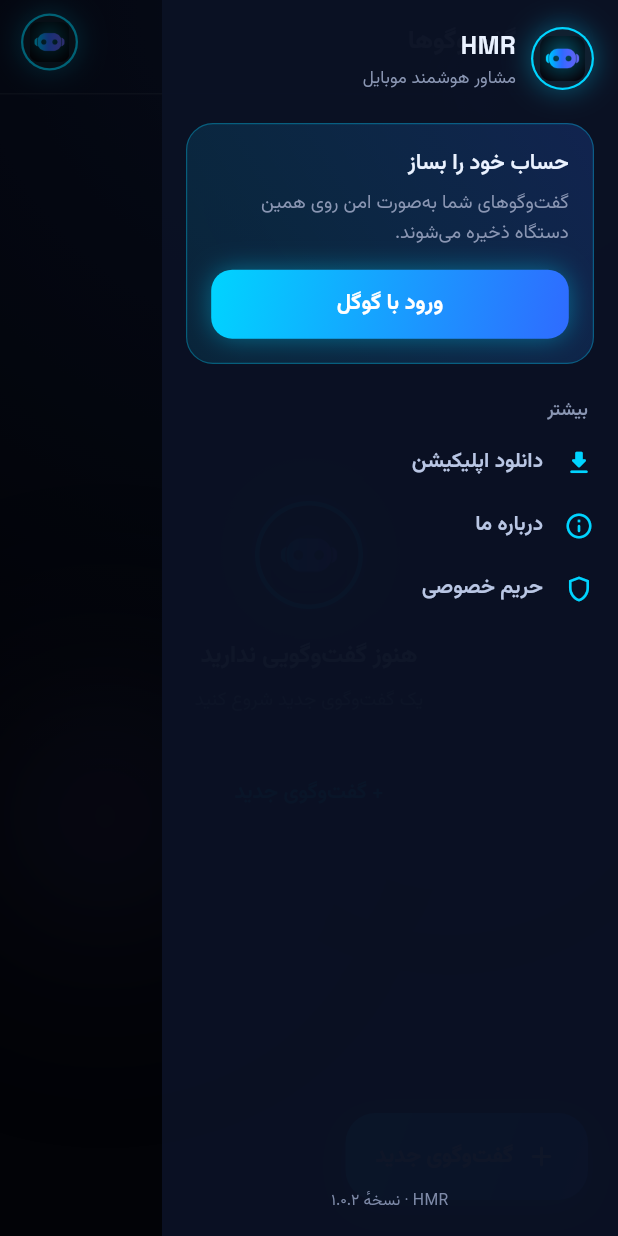
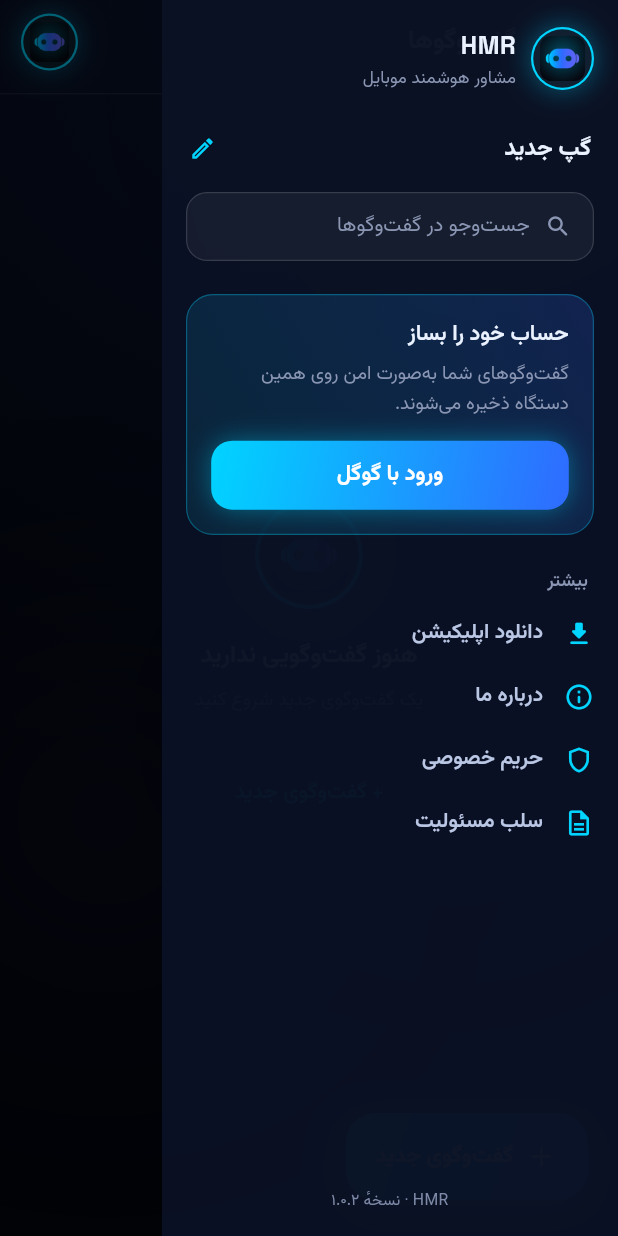
Before and after one commit to wikigoo/HMR-Flutter, a Flutter app: the ConversationsScreen screen opened directly, after a tap on the "menu" icon, on a phone screen of 412 x 824 dp. Run offline on Flutter 3.47's test engine with Material 3 defaults, Android fonts, the phone set to English and light mode, and no system bars; our stand-ins replace connectivity_plus, flutter_markdown_plus, google_sign_in, sentry_flutter, shared_preferences, sqflite and 1 more; accounts and stored records are empty.

Commit message:
feat(ui): align app with Claude Design system ui_kits/app (#28)
* feat(ui): cyber-glassmorphism refinement; drop linux/macos targets

Carries the previously uncommitted work into history before the design-system
alignment starts, so the two are reviewable separately:

- deeper ambient background, refined glass borders and composer focus glow
- AI prose line-height raised to 1.85 for long Persian technical answers
- user bubble tail/radius refinement; larger hero
- removed unused intl dep and dart:ui import
- deleted linux/ and macos/ runners (not target platforms)

flutter analyze: no issues found.

Co-Authored-By: Claude Opus 4.8 <noreply@anthropic.com>

* feat(ui): align app with Claude Design system ui_kits/app

Implements the design bundle's three-screen kit against the existing screens.
Most of it was already built, so this closes the real gaps:

- welcome_screen.dart (new): the kit's "Login" panel — HMR orb, Google pill with
  the four-colour mark drawn as paths (no external asset, matching the kit), and
  a guest pill. Shown once via a SharedPreferences flag in main.dart's _FirstRun.
- sidebar: adds the "گپ جدید" row and the search field, wired to the
  ConversationsProvider.search() that already existed but had no UI, plus the
  missing "سلب مسئولیت" tile.

Deliberately NOT taken from the design, because CLAUDE.md invariants outrank the
prototype — the prototype does not contradict them, it just does not cover them:

- kept Vazirmatn; the kit's index.html forces Rubik on #root (invariant 1)
- kept PriceDisclaimer, absent from the kit's chat screen (invariant 4)
- kept the five pillar tiles, which the kit's seeded chat never shows (invariant 3)

The welcome panel is not an auth gate: login is optional in HMR, so both buttons
enter the app and a failed Google sign-in falls through to guest rather than
trapping the user — which matters right now, since Android sign-in fails until
the new SHA-1 is registered on the OAuth client.

flutter analyze: no issues. flutter test: 7/7 pass, including a new
welcome_screen_test that pumps the panel at 360x640 to catch overflow.

Co-Authored-By: Claude Opus 4.8 <noreply@anthropic.com>

---------

Co-authored-by: Claude Opus 4.8 <noreply@anthropic.com>

```diff
--- a/lib/l10n/app_strings.dart
+++ b/lib/l10n/app_strings.dart
@@ -29,6 +29,13 @@ abstract final class AppStrings {
   static const String signInWithGoogle = 'ورود با گوگل';
   static const String signOut = 'خروج از حساب';
 
+  // ── Welcome screen (skippable, first launch only) ────────────────────────
+  static const String welcomePanelBody =
+      'مشاور هوشمند سخت‌افزار موبایل شما.\n'
+      'برای شروع وارد شو یا به‌عنوان مهمان ادامه بده.';
+  static const String continueAsGuest = 'ورود به عنوان مهمان';
+  static const String welcomeTerms = 'با ادامه، قوانین و حریم خصوصی HMR را می‌پذیری.';
+
   // ── Delete-conversation dialog ───────────────────────────────────────────
   static const String deleteConversationTitle = 'حذف گفت‌وگو';
   static const String deleteConversationBody = 'این گفت‌وگو برای همیشه حذف می‌شود.';
@@ -56,6 +63,7 @@ abstract final class AppStrings {
 
   // ── Sidebar / drawer ─────────────────────────────────────────────────────
   static const String newChat = 'گفتگوی جدید';
+  static const String newChatShort = 'گپ جدید';
   static const String chatHistory = 'تاریخچه گفتگو';
   static const String searchHint = 'جست‌وجو در گفت‌وگوها';
   static const String emptyHistorySidebar =
--- a/lib/screens/conversations_screen.dart
+++ b/lib/screens/conversations_screen.dart
@@ -90,7 +90,11 @@ class _ConversationsScreenState extends State<ConversationsScreen> {
     final double bottomSafe = MediaQuery.of(context).padding.bottom;
     return Scaffold(
       backgroundColor: AppTheme.navy950,
-      drawer: const _Sidebar(),
+      drawer: _Sidebar(
+        onNewChat: _newConversation,
+        onSearch: (String q) =>
+            context.read<ConversationsProvider>().search(q),
+      ),
       body: Stack(
         children: <Widget>[
           const HmrBackground(),
@@ -401,9 +405,103 @@ class _EmptyConversations extends StatelessWidget {
 // ⚠️ USER ACTION REQUIRED: replace with the live privacy-policy URL before release.
 const String _kPrivacyPolicyUrl = 'https://hmrbot.com/privacy';
 const String _kDownloadUrl = 'https://hmrbot.com/download';
+const String _kDisclaimerUrl = 'https://hmrbot.com/disclaimer';
+
+/// Sidebar "new chat" row — icon trailing, label leading (RTL).
+class _SidebarNewChat extends StatelessWidget {
+  const _SidebarNewChat({required this.onTap});
+
+  final VoidCallback onTap;
+
+  @override
+  Widget build(BuildContext context) {
+    return Semantics(
+      button: true,
+      child: GestureDetector(
+        onTap: onTap,
+        behavior: HitTestBehavior.opaque,
+        child: const Padding(
+          padding: EdgeInsets.symmetric(vertical: 4, horizontal: 2),
+          child: Row(
+            children: <Widget>[
+              Expanded(
+                child: Text(
+                  AppStrings.newChatShort,
+                  textAlign: TextAlign.right,
+                  style: TextStyle(
+                    fontFamily: AppTheme.fontFa,
+                    fontSize: 15.5,
+                    fontWeight: FontWeight.w700,
+                    color: AppTheme.textPrimary,
+                  ),
+                ),
+              ),
+              SizedBox(width: 12),
+              Icon(Icons.edit_outlined, size: 18, color: AppTheme.cyan),
+            ],
+          ),
+        ),
+      ),
+    );
+  }
+}
+
+/// Sidebar search field — filters the conversations list behind the drawer.
+class _SidebarSearch extends StatelessWidget {
+  const _SidebarSearch({required this.onChanged});
+
+  final ValueChanged<String> onChanged;
+
+  @override
+  Widget build(BuildContext context) {
+    return Container(
+      height: 46,
+      padding: const EdgeInsets.symmetric(horizontal: 14),
+      decoration: BoxDecoration(
+        color: AppTheme.inputFill,
+        borderRadius: BorderRadius.circular(14),
+        border: Border.all(color: AppTheme.inputBorder, width: 0.8),
+      ),
+      child: Row(
+        children: <Widget>[
+          const Icon(Icons.search_rounded, size: 18, color: AppTheme.textSecondary),
+          const SizedBox(width: 10),
+          Expanded(
+            child: TextField(
+              onChanged: onChanged,
+              textAlign: TextAlign.right,
+              textInputAction: TextInputAction.search,
+              style: const TextStyle(
+                fontFamily: AppTheme.fontFa,
+                fontSize: 13.5,
+                color: AppTheme.textBody,
+              ),
+              decoration: const InputDecoration(
+                isDense: true,
+                border: InputBorder.none,
+                hintText: AppStrings.searchHint,
+                hintStyle: TextStyle(
+                  fontFamily: AppTheme.fontFa,
+                  fontSize: 13.5,
+                  color: AppTheme.textSecondary,
+                ),
+              ),
+            ),
+          ),
+        ],
+      ),
+    );
+  }
+}
 
 class _Sidebar extends StatelessWidget {
-  const _Sidebar();
+  const _Sidebar({required this.onNewChat, required this.onSearch});
+
+  /// Starts a new conversation — same entry point as the list screen's FAB.
+  final VoidCallback onNewChat;
+
+  /// Live query for the conversations list behind the drawer.
+  final ValueChanged<String> onSearch;
 
   @override
   Widget build(BuildContext context) {
@@ -432,6 +530,15 @@ class _Sidebar extends StatelessWidget {
                   ),
                 ],
               ),
+              const SizedBox(height: 24),
+              _SidebarNewChat(
+                onTap: () {
+                  Navigator.pop(context);
+                  onNewChat();
+                },
+              ),
+              const SizedBox(height: 14),
+              _SidebarSearch(onChanged: onSearch),
               const SizedBox(height: 22),
               _AccountCard(auth: auth),
               const SizedBox(height: 22),
@@ -465,6 +572,17 @@ class _Sidebar extends StatelessWidget {
                   Navigator.pop(context);
                   await launchUrl(
                     Uri.parse(_kPrivacyPolicyUrl),
+                    mode: LaunchMode.externalApplication,
+                  );
+                },
+              ),
+              _DrawerTile(
+                icon: Icons.description_outlined,
+                label: AppStrings.disclaimer,
+                onTap: () async {
+                  Navigator.pop(context);
+                  await launchUrl(
+                    Uri.parse(_kDisclaimerUrl),
                     mode: LaunchMode.externalApplication,
                   );
                 },
--- /dev/null
+++ b/lib/screens/welcome_screen.dart
@@ -0,0 +1,260 @@
+import 'package:flutter/material.dart';
+import 'package:provider/provider.dart';
+
+import '../l10n/app_strings.dart';
+import '../providers/auth_provider.dart';
+import '../theme/app_theme.dart';
+import '../widgets/hmr_avatar.dart';
+import '../widgets/hmr_background.dart';
+
+/// First-launch welcome panel — the design system's "Login" screen.
+///
+/// Deliberately **not** an auth gate. Login is optional in HMR (chat works
+/// anonymously), so this screen is shown once, both buttons lead into the app,
+/// and a failed Google sign-in still continues as a guest rather than trapping
+/// the user behind a door that will not open.
+class WelcomeScreen extends StatelessWidget {
+  const WelcomeScreen({super.key, required this.onDone});
+
+  /// Called once the user has chosen a path — signed in, or continuing as guest.
+  final VoidCallback onDone;
+
+  Future<void> _google(BuildContext context) async {
+    final AuthProvider auth = context.read<AuthProvider>();
+    await auth.signInWithGoogle();
+    // Success or failure, the user still gets in — sign-in is optional and a
+    // hard failure here must never be a dead end.
+    onDone();
+  }
+
+  @override
+  Widget build(BuildContext context) {
+    final bool busy = context.watch<AuthProvider>().isLoading;
+    return Scaffold(
+      backgroundColor: Colors.transparent,
+      body: Stack(
+        children: <Widget>[
+          const HmrBackground(),
+          SafeArea(
+            child: Center(
+              child: SingleChildScrollView(
+                padding: const EdgeInsets.symmetric(horizontal: 20, vertical: 32),
+                child: ConstrainedBox(
+                  constraints: const BoxConstraints(maxWidth: 340),
+                  child: Container(
+                    padding: const EdgeInsets.fromLTRB(26, 34, 26, 26),
+                    decoration: BoxDecoration(
+                      color: AppTheme.glassFill,
+                      borderRadius: BorderRadius.circular(28),
+                      border: Border.all(color: AppTheme.glassBorder, width: 0.8),
+                      boxShadow: const <BoxShadow>[
+                        BoxShadow(
+                          color: Color(0x59000000),
+                          blurRadius: 40,
+                          offset: Offset(0, 18),
+                        ),
+                      ],
+                    ),
+                    child: Column(
+                      mainAxisSize: MainAxisSize.min,
+                      children: <Widget>[
+                        const HmrAvatar(size: 88),
+                        const SizedBox(height: 22),
+                        const Text('HMR', style: AppTheme.display),
+                        const SizedBox(height: 10),
+                        const Text(
+                          AppStrings.welcomePanelBody,
+                          textAlign: TextAlign.center,
+                          style: AppTheme.welcomeBody,
+                        ),
+                        const SizedBox(height: 28),
+                        _GoogleButton(
+                          busy: busy,
+                          onTap: busy ? null : () => _google(context),
+                        ),
+                        const SizedBox(height: 12),
+                        _GuestButton(onTap: busy ? null : onDone),
+                        const SizedBox(height: 18),
+                        const Text(
+                          AppStrings.welcomeTerms,
+                          textAlign: TextAlign.center,
+                          style: TextStyle(
+                            fontFamily: AppTheme.fontFa,
+                            fontSize: 11,
+                            height: 1.7,
+                            color: AppTheme.textSecondary,
+                          ),
+                        ),
+                      ],
+                    ),
+                  ),
+                ),
+              ),
+            ),
+          ),
+        ],
+      ),
+    );
+  }
+}
+
+/// White pill with the official four-colour Google mark.
+class _GoogleButton extends StatelessWidget {
+  const _GoogleButton({required this.busy, required this.onTap});
+
+  final bool busy;
+  final VoidCallback? onTap;
+
+  @override
+  Widget build(BuildContext context) {
+    return Semantics(
+      button: true,
+      label: AppStrings.signInWithGoogle,
+      child: GestureDetector(
+        onTap: onTap,
+        child: Container(
+          height: 52,
+          alignment: Alignment.center,
+          decoration: BoxDecoration(
+            color: AppTheme.googleFill,
+            borderRadius: BorderRadius.circular(16),
+            boxShadow: const <BoxShadow>[
+              BoxShadow(color: Color(0x33000000), blurRadius: 14, offset: Offset(0, 6)),
+            ],
+          ),
+          child: busy
+              ? const SizedBox(
+                  width: 20,
+                  height: 20,
+                  child: CircularProgressIndicator(
+                    strokeWidth: 2.2,
+                    valueColor: AlwaysStoppedAnimation<Color>(AppTheme.googleText),
+                  ),
+                )
+              : Row(
+                  mainAxisSize: MainAxisSize.min,
+                  children: <Widget>[
+                    const _GoogleMark(size: 20),
+                    const SizedBox(width: 12),
+                    Text(
+                      AppStrings.signInWithGoogle,
+                      style: AppTheme.ctaLabel.copyWith(color: AppTheme.googleText),
+                    ),
+                  ],
+                ),
+        ),
+      ),
+    );
+  }
+}
+
+/// Ghost pill — "continue as guest".
+class _GuestButton extends StatelessWidget {
+  const _GuestButton({required this.onTap});
+
+  final VoidCallback? onTap;
+
+  @override
+  Widget build(BuildContext context) {
+    return Semantics(
+      button: true,
+      label: AppStrings.continueAsGuest,
+      child: GestureDetector(
+        onTap: onTap,
+        child: Container(
+          height: 52,
+          alignment: Alignment.center,
+          decoration: BoxDecoration(
+            color: AppTheme.inputFill,
+            borderRadius: BorderRadius.circular(16),
+            border: Border.all(color: AppTheme.chipBorder, width: 1),
+          ),
+          child: const Text(
+            AppStrings.continueAsGuest,
+            style: TextStyle(
+              fontFamily: AppTheme.fontFa,
+              fontSize: 14.5,
+              fontWeight: FontWeight.w600,
+              color: AppTheme.chipText,
+            ),
+          ),
+        ),
+      ),
+    );
+  }
+}
+
+/// The Google "G" drawn as flat paths, matching the design system's approach of
+/// not shipping an external asset for it.
+class _GoogleMark extends StatelessWidget {
+  const _GoogleMark({required this.size});
+
+  final double size;
+
+  @override
+  Widget build(BuildContext context) =>
+      SizedBox.square(dimension: size, child: CustomPaint(painter: _GooglePainter()));
+}
+
+class _GooglePainter extends CustomPainter {
+  static const Color _blue = Color(0xFF4285F4);
+  static const Color _green = Color(0xFF34A853);
+  static const Color _yellow = Color(0xFFFBBC05);
+  static const Color _red = Color(0xFFEA4335);
+
+  @override
+  void paint(Canvas canvas, Size size) {
+    final double s = size.width / 20; // paths are authored on a 20×20 grid
+    void draw(Color color, Path path) {
+      canvas.drawPath(
+        path.transform(Matrix4.diagonal3Values(s, s, 1).storage),
+        Paint()..color = color,
+      );
+    }
+
+    draw(_blue, Path()
+      ..moveTo(19.6, 10.23)
+      ..cubicTo(19.6, 9.55, 19.54, 8.87, 19.42, 8.23)
+      ..lineTo(10, 8.23)
+      ..lineTo(10, 12.02)
+      ..lineTo(15.4, 12.02)
+      ..cubicTo(15.17, 13.26, 14.46, 14.31, 13.4, 15.04)
+      ..lineTo(13.4, 17.54)
+      ..lineTo(16.63, 17.54)
+      ..cubicTo(18.53, 15.79, 19.6, 13.22, 19.6, 10.23)
+      ..close());
+
+    draw(_green, Path()
+      ..moveTo(10, 20)
+      ..cubicTo(12.7, 20, 14.97, 19.1, 16.63, 17.56)
+      ..lineTo(13.39, 15.06)
+      ..cubicTo(12.49, 15.66, 11.34, 16.02, 10, 16.02)
+      ..cubicTo(7.4, 16.02, 5.2, 14.26, 4.4, 11.9)
+      ..lineTo(1.06, 11.9)
+      ..lineTo(1.06, 14.49)
+      ..cubicTo(2.71, 17.77, 6.09, 20, 10, 20)
+      ..close());
+
+    draw(_yellow, Path()
+      ..moveTo(4.4, 11.9)
+      ..cubicTo(4.0, 10.66, 4.0, 9.34, 4.4, 8.1)
+      ..lineTo(4.4, 5.51)
+      ..lineTo(1.06, 5.51)
+      ..cubicTo(-0.35, 8.32, -0.35, 11.68, 1.06, 14.49)
+      ..lineTo(4.4, 11.9)
+      ..close());
+
+    draw(_red, Path()
+      ..moveTo(10, 3.98)
+      ..cubicTo(11.47, 3.98, 12.79, 4.48, 13.83, 5.48)
+      ..lineTo(16.7, 2.61)
+      ..cubicTo(14.97, 1.0, 12.7, 0, 10, 0)
+      ..cubicTo(6.09, 0, 2.71, 2.23, 1.06, 5.51)
+      ..lineTo(4.4, 8.1)
+      ..cubicTo(5.2, 5.74, 7.4, 3.98, 10, 3.98)
+      ..close());
+  }
+
+  @override
+  bool shouldRepaint(covariant CustomPainter oldDelegate) => false;
+}
--- a/lib/theme/app_theme.dart
+++ b/lib/theme/app_theme.dart
@@ -37,7 +37,7 @@ class AppTheme {
 
   // ── Glass surfaces (backdrop-blur intended) ──────────────────────
   static const Color glassFill = Color(0x0FFFFFFF); // white @ ~6%
-  static const Color glassBorder = Color(0x21FFFFFF); // white @ ~13%
+  static const Color glassBorder = Color(0x24FFFFFF); // white @ ~14%
 
   // ── Optimised bubble surfaces (NO backdrop-blur — solid fill) ────
   // A semi-transparent dark slate reads as glass over the ambient glow
@@ -110,7 +110,7 @@ class AppTheme {
   static const TextStyle bodyAi = TextStyle(
     fontFamily: fontFa,
     fontSize: 14,
-    height: 1.8, // relaxed leading for long Persian responses
+    height: 1.85, // relaxed leading for long Persian responses
     color: textBody,
   );
 
--- a/lib/widgets/hmr_background.dart
+++ b/lib/widgets/hmr_background.dart
@@ -50,14 +50,17 @@ class _GlowBlob extends StatelessWidget {
       bottom: bottom,
       child: IgnorePointer(
         child: ImageFiltered(
-          imageFilter: ImageFilter.blur(sigmaX: 50, sigmaY: 50),
+          imageFilter: ImageFilter.blur(sigmaX: 80, sigmaY: 80),
           child: Container(
             width: size,
             height: size,
             decoration: BoxDecoration(
               shape: BoxShape.circle,
               gradient: RadialGradient(
-                colors: <Color>[color.withAlpha(opacity), const Color(0x00000000)],
+                colors: <Color>[
+                  color.withAlpha(opacity),
+                  const Color(0x00000000),
+                ],
               ),
             ),
           ),
--- a/pubspec.yaml
+++ b/pubspec.yaml
@@ -14,7 +14,6 @@ dependencies:
   provider: ^6.1.1
   shared_preferences: ^2.2.2
   http: ^1.2.0
-  intl: ^0.20.2
   sqflite: ^2.3.3
   # Web-only backend for sqflite (IndexedDB + sqlite3.wasm). Present on all
   # platforms but only imported on the web via a conditional import in
```
Also changed, not shown: lib/main.dart (+52 -6 lines), lib/screens/chat_screen.dart (+39 -37 lines), lib/widgets/chat_bubble.dart (+4 -4 lines), pubspec.lock, 41 other files.
